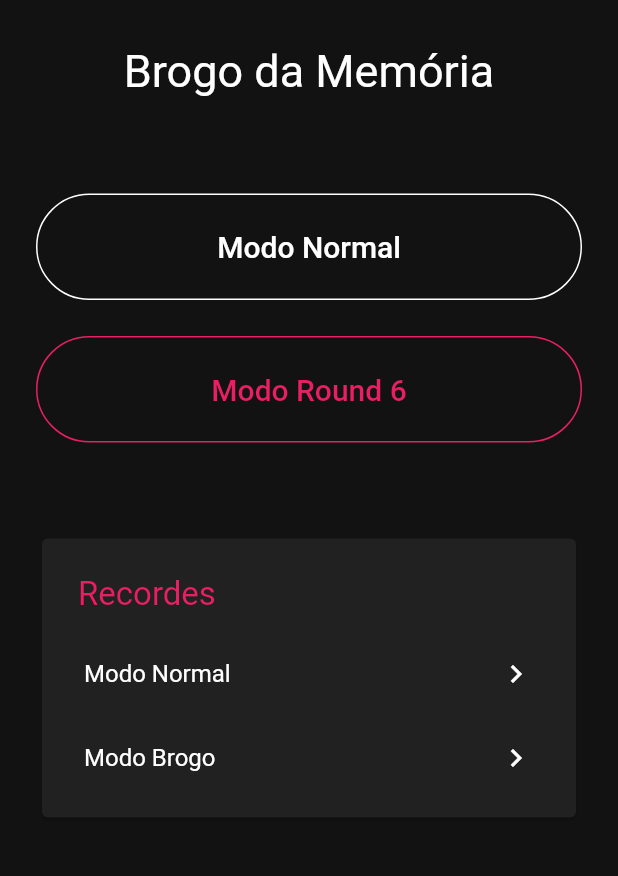
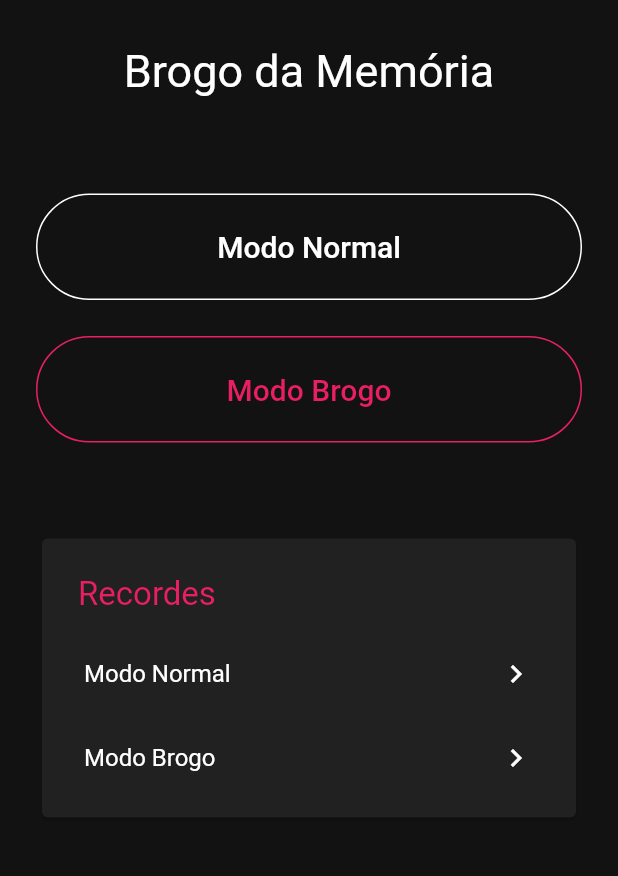
Before and after one commit to Vitu26/brogo_da_memoria, a Flutter app: the screen it shows after launch, on a phone screen of 412 x 824 dp, the part 300-1176 px from its top. Run offline on Flutter 3.47's test engine with Material 2 defaults, Android fonts, the phone set to English and light mode, and no system bars; our stand-ins replace flutter_mobx, google_fonts, hive, hive_flutter, mobx; accounts and stored records are empty; generated files the repository leaves out were written again.

Commit message:
Update home_page.dart

```diff
--- a/jogo_da_memoria/lib/pages/home_page.dart
+++ b/jogo_da_memoria/lib/pages/home_page.dart
@@ -35,7 +35,7 @@ class HomePage extends StatelessWidget {
               action: () => selecionarNivel(Modo.normal, context),
             ),
             StartButton(
-              title: 'Modo Round 6',
+              title: 'Modo Brogo',
               color: BrogoTheme.pink,
               action: () => selecionarNivel(Modo.Brogo, context),
             ),
```
